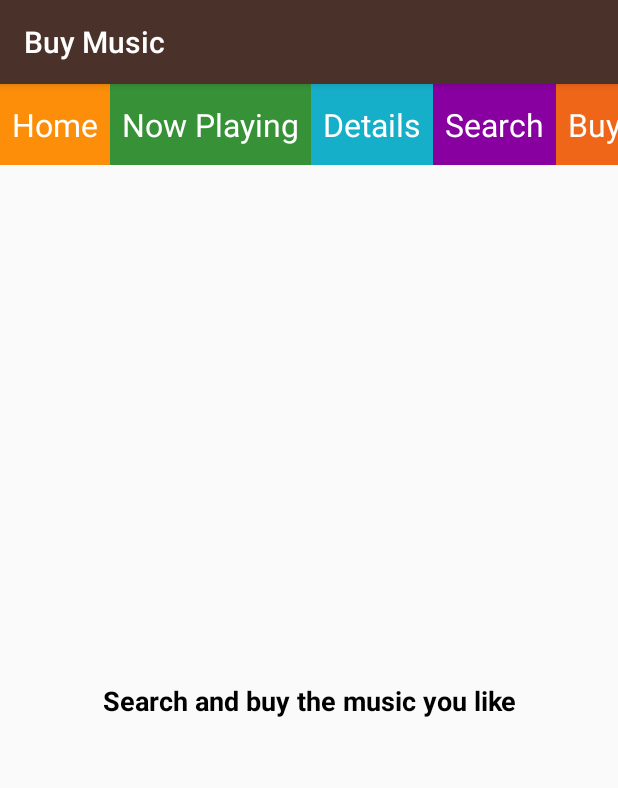
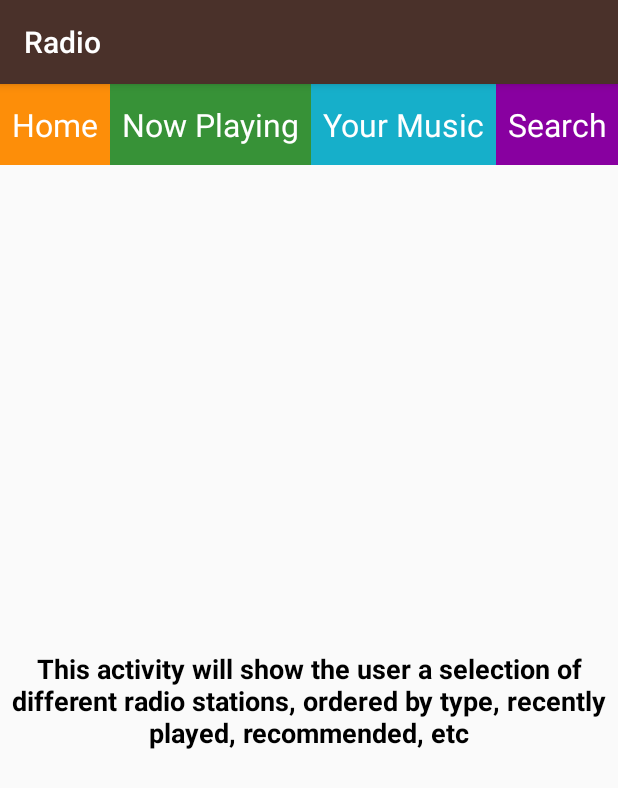
Before and after one commit to pablocordella/Udacity-MusicApp, an Android app: the RadioActivity screen opened directly, with no data from a screen before it, on a phone screen of 412 x 824 dp. Shown: the top 788 px of the screen. Run offline under Robolectric (Android 15) with nearby library versions, the phone set to English and light mode, and no system bars.

Commit message:
Updating descriptions of activities

```diff
--- a/app/src/main/AndroidManifest.xml
+++ b/app/src/main/AndroidManifest.xml
@@ -22,11 +22,11 @@
             android:name=".SearchActivity"
             android:label="@string/search_title" />
         <activity
-            android:name=".DetailsActivity"
-            android:label="@string/details_title" />
+            android:name=".YourMusicActivity"
+            android:label="@string/yourmusic_title" />
         <activity
-            android:name=".StoreActivity"
-            android:label="@string/store_title" />
+            android:name=".RadioActivity"
+            android:label="@string/radio_title" />
     </application>
 
 </manifest>
--- a/app/src/main/java/com/example/android/musicapp/BaseActivity.java
+++ b/app/src/main/java/com/example/android/musicapp/BaseActivity.java
@@ -3,7 +3,6 @@ package com.example.android.musicapp;
 import android.content.Intent;
 import android.os.Bundle;
 import android.support.v7.app.AppCompatActivity;
-import android.util.Log;
 import android.view.View;
 import android.widget.TextView;
 
@@ -39,25 +38,25 @@ public class BaseActivity extends AppCompatActivity {
             });
         }
 
-        TextView storeTV = (TextView)(findViewById(R.id.store_tv));
-        if( storeTV != null ) {
-            storeTV.setOnClickListener(new View.OnClickListener() {
+        TextView radioV = (TextView)(findViewById(R.id.radio_tv));
+        if( radioV != null ) {
+            radioV.setOnClickListener(new View.OnClickListener() {
                 @Override
                 public void onClick(View v) {
-                    if (isInFront("StoreActivity")) return;
-                    Intent intent = new Intent(BaseActivity.this, StoreActivity.class);
+                    if (isInFront("RadioActivity")) return;
+                    Intent intent = new Intent(BaseActivity.this, RadioActivity.class);
                     startActivity(intent);
                 }
             });
         }
 
-        TextView detailTV = (TextView)(findViewById(R.id.details_tv));
-        if( detailTV != null ) {
-            detailTV.setOnClickListener(new View.OnClickListener() {
+        TextView yourMusicTV = (TextView)(findViewById(R.id.yourmusic_tv));
+        if( yourMusicTV != null ) {
+            yourMusicTV.setOnClickListener(new View.OnClickListener() {
                 @Override
                 public void onClick(View v) {
-                    if (isInFront("DetailsActivity")) return;
-                    Intent intent = new Intent(BaseActivity.this, DetailsActivity.class);
+                    if (isInFront("YourMusicActivity")) return;
+                    Intent intent = new Intent(BaseActivity.this, YourMusicActivity.class);
                     startActivity(intent);
                 }
             });
--- a/app/src/main/java/com/example/android/musicapp/StoreActivity.java
+++ b/app/src/main/java/com/example/android/musicapp/RadioActivity.java
@@ -1,13 +1,12 @@
 package com.example.android.musicapp;
 
-import android.support.v7.app.AppCompatActivity;
 import android.os.Bundle;
 
-public class StoreActivity extends BaseActivity {
+public class RadioActivity extends BaseActivity {
 
     @Override
     protected void onCreate(Bundle savedInstanceState) {
-        setContentView(R.layout.activity_store);
+        setContentView(R.layout.activity_radio);
         super.onCreate(savedInstanceState);
     }
 }
--- a/app/src/main/java/com/example/android/musicapp/DetailsActivity.java
+++ b/app/src/main/java/com/example/android/musicapp/YourMusicActivity.java
@@ -1,13 +1,12 @@
 package com.example.android.musicapp;
 
-import android.support.v7.app.AppCompatActivity;
 import android.os.Bundle;
 
-public class DetailsActivity extends BaseActivity {
+public class YourMusicActivity extends BaseActivity {
 
     @Override
     protected void onCreate(Bundle savedInstanceState) {
-        setContentView(R.layout.activity_details);
+        setContentView(R.layout.activity_yourmusic);
         super.onCreate(savedInstanceState);
     }
 }
--- a/app/src/main/res/layout/activity_store.xml
+++ b/app/src/main/res/layout/activity_radio.xml
@@ -4,7 +4,7 @@
     android:layout_width="match_parent"
     android:layout_height="match_parent"
     android:orientation="vertical"
-    tools:context="com.example.android.musicapp.StoreActivity">
+    tools:context=".RadioActivity">
 
     <HorizontalScrollView
         android:id="@+id/horizontal_scroll_view"
@@ -31,10 +31,10 @@
                 android:text="@string/nowplaying_title" />
 
             <TextView
-                android:id="@+id/details_tv"
+                android:id="@+id/yourmusic_tv"
                 style="@style/CategoryStyle"
-                android:background="@color/details_color"
-                android:text="@string/details_title" />
+                android:background="@color/yourmusic_color"
+                android:text="@string/yourmusic_title" />
 
             <TextView
                 android:id="@+id/search_tv"
@@ -43,10 +43,10 @@
                 android:text="@string/search_title" />
 
             <TextView
-                android:id="@+id/store_tv"
+                android:id="@+id/radio_tv"
                 style="@style/CategoryStyle"
                 android:background="@color/store_color"
-                android:text="@string/store_title" />
+                android:text="@string/radio_title" />
 
         </LinearLayout>
 
@@ -54,6 +54,6 @@
 
     <TextView
         style="@style/DescriptionStyle"
-        android:text="@string/store_description" />
+        android:text="@string/radio_description" />
 
 </LinearLayout>
--- a/app/src/main/res/values/colors.xml
+++ b/app/src/main/res/values/colors.xml
@@ -8,7 +8,7 @@
     <color name="home_color">#FD8E09</color>
     <color name="nowplaying_color">#379237</color>
     <color name="search_color">#8800A0</color>
-    <color name="details_color">#16AFCA</color>
+    <color name="yourmusic_color">#16AFCA</color>
     <color name="store_color">#F06619</color>
 
 </resources>
--- a/app/src/main/res/values/strings.xml
+++ b/app/src/main/res/values/strings.xml
@@ -2,12 +2,12 @@
     <string name="home_title">Home</string>
     <string name="nowplaying_title">Now Playing</string>
     <string name="search_title">Search</string>
-    <string name="details_title">Details</string>
-    <string name="store_title">Buy Music</string>
+    <string name="yourmusic_title">Your Music</string>
+    <string name="radio_title">Radio</string>
 
-    <string name="home_description">Hello and Welcome!</string>
-    <string name="nowplaying_description">Current Song: Justin Bieber - Baby</string>
-    <string name="search_description">Search for more music</string>
-    <string name="details_description">App Details</string>
-    <string name="store_description">Search and buy the music you like</string>
+    <string name="home_description">This activity will show general news about music, current trends and new info about this app</string>
+    <string name="nowplaying_description">This activity will show the current song the user is playing. To implement this, I would use MediaPlayer class that can reproduce downloaded song or remote songs from URLs </string>
+    <string name="search_description">This activity will show an editText for the user to search any song/artist he may like. From here, the user will be able to buy songs and download them, so I would need to implement In-app purchases by adding com.android.vending.BILLING in the AndroidManifest.xml </string>
+    <string name="yourmusic_description">This activity will show saved music by the user. Including Playlists, Radios, Albums an Artists</string>
+    <string name="radio_description">This activity will show the user a selection of different radio stations, ordered by type, recently played, recommended, etc</string>
 </resources>
```
Also changed, not shown: app/src/main/res/layout/activity_main.xml (+5 -5 lines), app/src/main/res/layout/activity_now_playing.xml (+5 -5 lines), app/src/main/res/layout/activity_search.xml (+5 -5 lines), app/src/main/res/layout/activity_yourmusic.xml (renamed from app/src/main/res/layout/activity_details.xml, +7 -7 lines).
